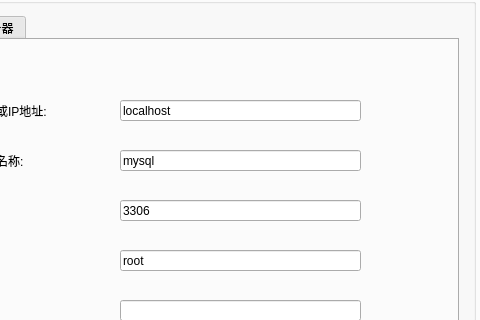
Undertone0809/PythonFile37, file VibrationSensor/Main.ui: the form before one commit; both pictures show x 164 to 644 and y 139 to 459 of the 1018 by 722 pixel window.
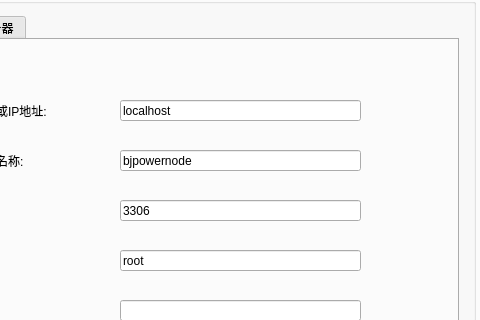
The form after the commit.

Patch:
```diff
--- a/VibrationSensor/Main.ui
+++ b/VibrationSensor/Main.ui
@@ -205,7 +205,7 @@
                </rect>
               </property>
               <property name="text">
-               <string>mysql</string>
+               <string>bjpowernode</string>
               </property>
              </widget>
              <widget class="QPushButton" name="pushButton_1_closeLocalConn">
```
